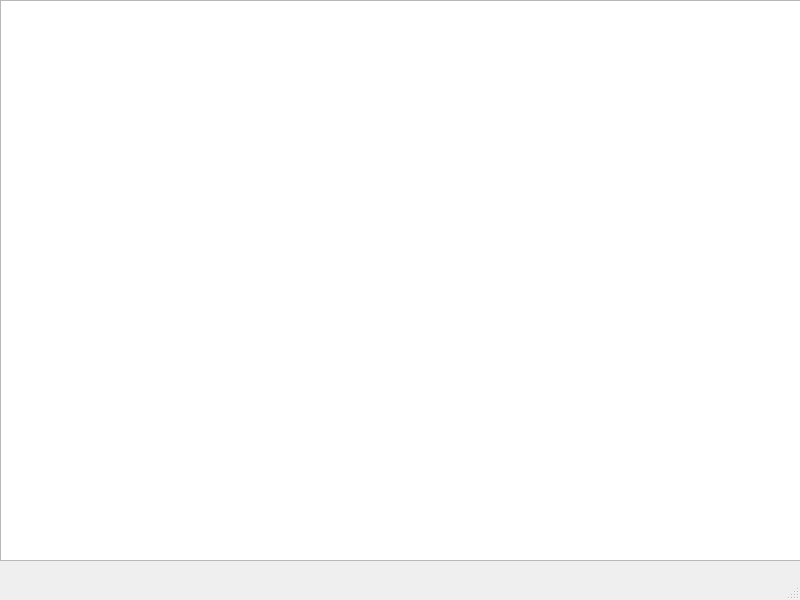
First picture: the form in Save_the_world_final/nivel_1.ui, repository angeelorenaoc/Proyecto_final, before the edit.
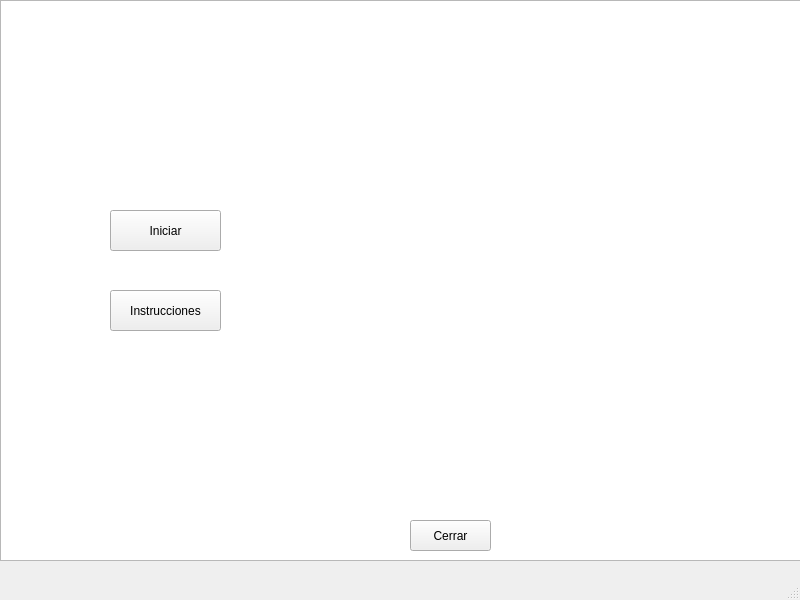
Second picture: the form after the edit.

Commit message: Creación de ventana del nivel 1

```diff
--- a/Save_the_world_final/nivel_1.ui
+++ b/Save_the_world_final/nivel_1.ui
@@ -24,6 +24,45 @@
      </rect>
     </property>
    </widget>
+   <widget class="QPushButton" name="pushButton">
+    <property name="geometry">
+     <rect>
+      <x>110</x>
+      <y>210</y>
+      <width>111</width>
+      <height>41</height>
+     </rect>
+    </property>
+    <property name="text">
+     <string>Iniciar</string>
+    </property>
+   </widget>
+   <widget class="QPushButton" name="pushButton_2">
+    <property name="geometry">
+     <rect>
+      <x>110</x>
+      <y>290</y>
+      <width>111</width>
+      <height>41</height>
+     </rect>
+    </property>
+    <property name="text">
+     <string>Instrucciones</string>
+    </property>
+   </widget>
+   <widget class="QPushButton" name="pushButton_3">
+    <property name="geometry">
+     <rect>
+      <x>410</x>
+      <y>520</y>
+      <width>81</width>
+      <height>31</height>
+     </rect>
+    </property>
+    <property name="text">
+     <string>Cerrar</string>
+    </property>
+   </widget>
   </widget>
   <widget class="QMenuBar" name="menubar">
    <property name="geometry">
```
The commit also changes 5 other files.
